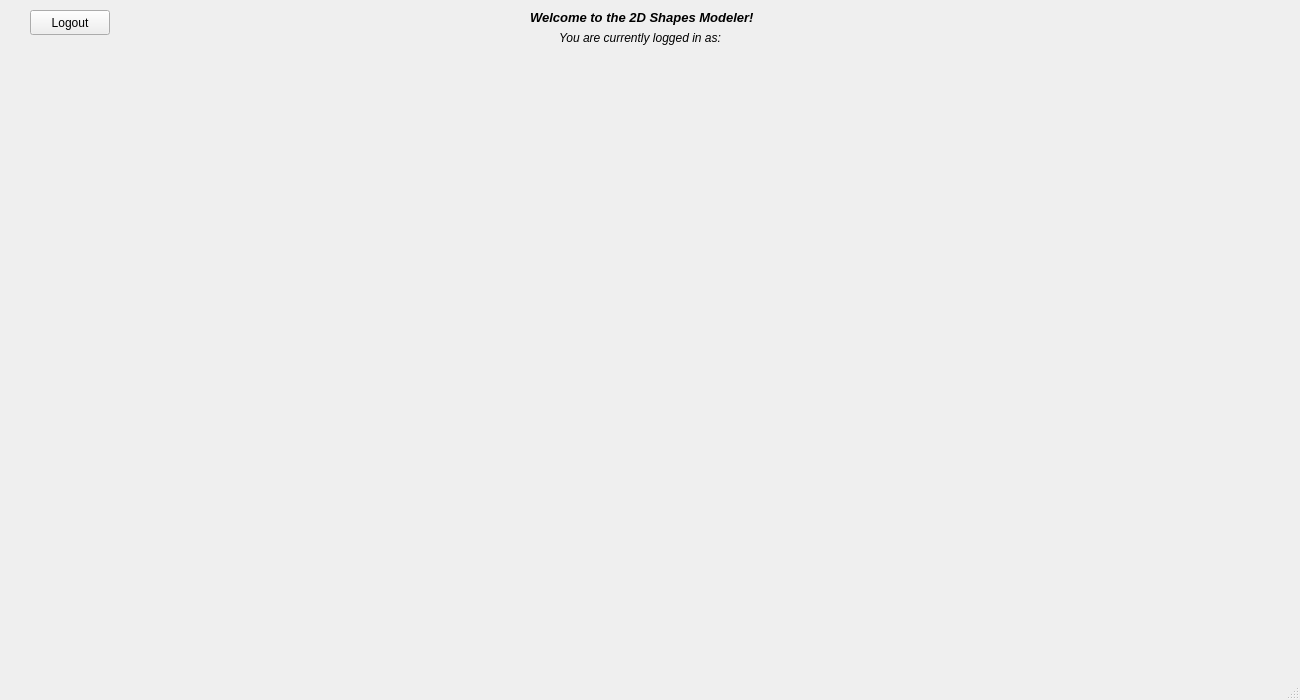
Above: CS1C_Graphics_Modeler/mainwindow.ui from utsavparajuli/CS1C-Group-Project before the change. Below: the same form after it.
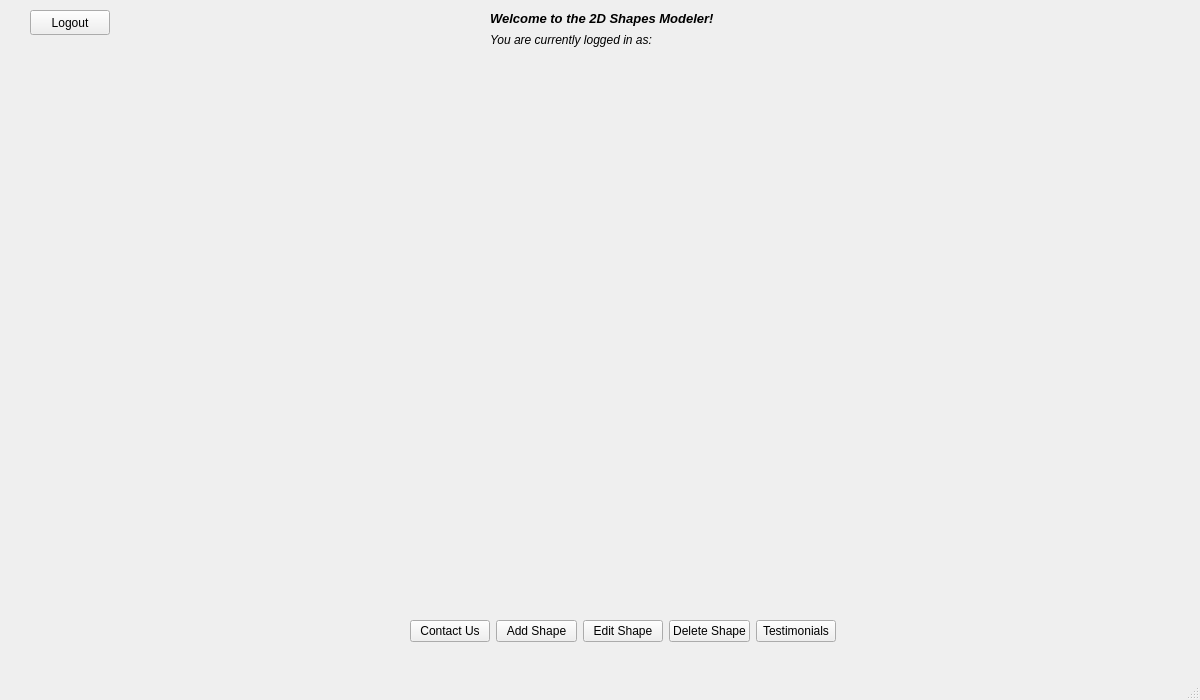
That is the form after the change.

Diff of the .ui file:
```diff
--- a/CS1C_Graphics_Modeler/mainwindow.ui
+++ b/CS1C_Graphics_Modeler/mainwindow.ui
@@ -6,7 +6,7 @@
    <rect>
     <x>0</x>
     <y>0</y>
-    <width>1300</width>
+    <width>1200</width>
     <height>700</height>
    </rect>
   </property>
@@ -22,8 +22,8 @@
      <rect>
       <x>0</x>
       <y>0</y>
-      <width>1301</width>
-      <height>651</height>
+      <width>1200</width>
+      <height>700</height>
      </rect>
     </property>
     <property name="currentIndex">
@@ -128,17 +128,14 @@
      <widget class="QWidget" name="layoutWidget">
       <property name="geometry">
        <rect>
-        <x>530</x>
+        <x>490</x>
         <y>10</y>
-        <width>321</width>
-        <height>46</height>
+        <width>241</width>
+        <height>37</height>
        </rect>
       </property>
-      <layout class="QFormLayout" name="formLayout">
-       <property name="labelAlignment">
-        <set>Qt::AlignCenter</set>
-       </property>
-       <item row="0" column="0">
+      <layout class="QVBoxLayout" name="verticalLayout_2">
+       <item>
         <widget class="QLabel" name="WelcomeTitle">
          <property name="font">
           <font>
@@ -153,8 +150,8 @@
          </property>
         </widget>
        </item>
-       <item row="1" column="0">
-        <widget class="QLabel" name="WhichUserTitle">
+       <item>
+        <widget class="QLabel" name="WhichUserTitle_2">
          <property name="font">
           <font>
            <italic>true</italic>
@@ -165,10 +162,50 @@
          </property>
         </widget>
        </item>
-       <item row="1" column="1">
-        <widget class="QLabel" name="UserLabel">
+      </layout>
+     </widget>
+     <widget class="QWidget" name="layoutWidget">
+      <property name="geometry">
+       <rect>
+        <x>410</x>
+        <y>620</y>
+        <width>426</width>
+        <height>23</height>
+       </rect>
+      </property>
+      <layout class="QHBoxLayout" name="horizontalLayout">
+       <item>
+        <widget class="QPushButton" name="ContactUsButton">
          <property name="text">
-          <string/>
+          <string>Contact Us</string>
+         </property>
+        </widget>
+       </item>
+       <item>
+        <widget class="QPushButton" name="AddShapeButton">
+         <property name="text">
+          <string>Add Shape</string>
+         </property>
+        </widget>
+       </item>
+       <item>
+        <widget class="QPushButton" name="EditShapeButton">
+         <property name="text">
+          <string>Edit Shape</string>
+         </property>
+        </widget>
+       </item>
+       <item>
+        <widget class="QPushButton" name="DeleteShapeButton">
+         <property name="text">
+          <string>Delete Shape</string>
+         </property>
+        </widget>
+       </item>
+       <item>
+        <widget class="QPushButton" name="TestimonialsButton">
+         <property name="text">
+          <string>Testimonials</string>
          </property>
         </widget>
        </item>
```
Left out of the diff: 6 changed lines with no effect on the pictures.
